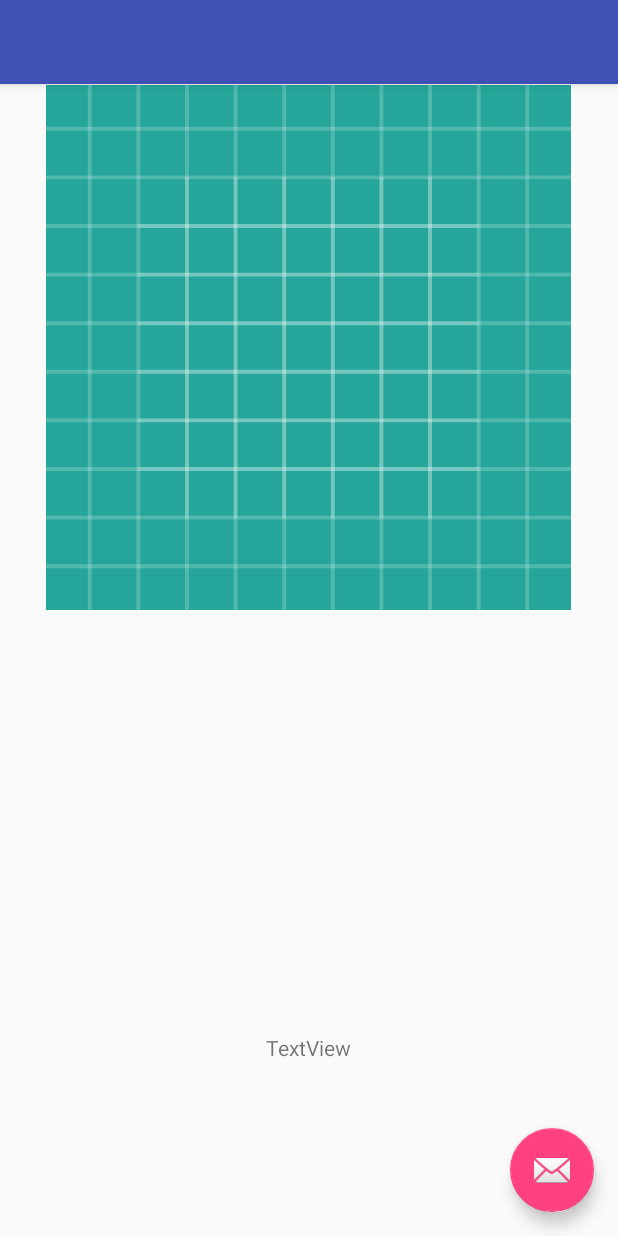
After one commit to niravjain/smartARt, an Android app: the ImageUploadActivity screen opened directly, with no data from a screen before it, on a phone screen of 412 x 824 dp. The commit adds this screen. Run offline under Robolectric (Android 15) with nearby library versions, the phone set to English and light mode, and no system bars; libraries missing offline, so code that uses them is left out: com.google.api.client, com.google.api.services; 1 statement that could not run was skipped.

Commit message:
Camera classification working

```diff
--- a/app/build.gradle
+++ b/app/build.gradle
@@ -27,6 +27,7 @@ dependencies {
     implementation 'com.android.support:appcompat-v7:27.1.1'
     implementation 'com.android.support:support-v4:27.1.1'
     implementation 'com.android.support.constraint:constraint-layout:1.1.0'
+    implementation 'com.android.support:design:27.1.1'
     testImplementation 'junit:junit:4.12'
     androidTestImplementation 'com.android.support.test:runner:1.0.1'
     androidTestImplementation 'com.android.support.test.espresso:espresso-core:3.0.1'
--- /dev/null
+++ b/app/src/main/java/com/smartart/app/ImageUploadActivity.java
@@ -0,0 +1,237 @@
+package com.smartart.app;
+
+import android.content.Context;
+import android.content.Intent;
+import android.graphics.Bitmap;
+import android.net.Uri;
+import android.os.AsyncTask;
+import android.os.Bundle;
+import android.provider.MediaStore;
+import android.support.design.widget.FloatingActionButton;
+import android.support.design.widget.Snackbar;
+import android.support.v7.app.AppCompatActivity;
+import android.support.v7.widget.Toolbar;
+import android.util.Log;
+import android.view.View;
+import android.widget.ImageView;
+import android.widget.TextView;
+import android.widget.Toast;
+
+import com.google.api.client.extensions.android.http.AndroidHttp;
+import com.google.api.client.googleapis.json.GoogleJsonResponseException;
+import com.google.api.client.http.HttpTransport;
+import com.google.api.client.json.JsonFactory;
+import com.google.api.client.json.gson.GsonFactory;
+import com.google.api.services.vision.v1.Vision;
+import com.google.api.services.vision.v1.VisionRequest;
+import com.google.api.services.vision.v1.VisionRequestInitializer;
+import com.google.api.services.vision.v1.model.AnnotateImageRequest;
+import com.google.api.services.vision.v1.model.BatchAnnotateImagesRequest;
+import com.google.api.services.vision.v1.model.BatchAnnotateImagesResponse;
+import com.google.api.services.vision.v1.model.EntityAnnotation;
+import com.google.api.services.vision.v1.model.Feature;
+import com.google.api.services.vision.v1.model.Image;
+
+import java.io.ByteArrayOutputStream;
+import java.io.IOException;
+import java.lang.ref.WeakReference;
+import java.util.ArrayList;
+import java.util.List;
+import java.util.Locale;
+
+public class ImageUploadActivity extends AppCompatActivity {
+
+    private static final int MAX_LABEL_RESULTS = 10;
+    private static final int MAX_DIMENSION = 1200;
+    private ImageView uploadImage;
+    public static TextView uploadResult;
+    private static final String CLOUD_VISION_API_KEY = "AIzaSyA4m3BlJJEs_E_XXJVWx7s9FgFOTmuLQiY";
+    private static final String ANDROID_CERT_HEADER = "X-Android-Cert";
+    private static final String ANDROID_PACKAGE_HEADER = "X-Android-Package";
+    public Context currentContext;
+    private static final String TAG = MainActivity.class.getSimpleName();
+
+    @Override
+    protected void onCreate(Bundle savedInstanceState) {
+        super.onCreate(savedInstanceState);
+        setContentView(R.layout.activity_image_upload);
+        uploadImage = findViewById(R.id.uploadImageView);
+        uploadResult = findViewById(R.id.resultTextView);
+        Intent callingIntent = getIntent();
+        Uri photoUri = Uri.parse(callingIntent.getStringExtra("PHOTO_URI"));
+        uploadImage(photoUri);
+    }
+
+    public void uploadImage(Uri uri) {
+        if (uri != null) {
+            try {
+                // scale the image to save on bandwidth
+                Bitmap bitmap =
+                        scaleBitmapDown(
+                                MediaStore.Images.Media.getBitmap(getContentResolver(), uri),
+                                MAX_DIMENSION);
+
+                callCloudVision(bitmap);
+                uploadImage.setImageBitmap(bitmap);
+
+            } catch (IOException e) {
+                Log.d(TAG, "Image picking failed because " + e.getMessage());
+                Toast.makeText(this, R.string.image_picker_error, Toast.LENGTH_LONG).show();
+            }
+        } else {
+            Log.d(TAG, "Image picker gave us a null image.");
+            Toast.makeText(this, R.string.image_picker_error, Toast.LENGTH_LONG).show();
+        }
+    }
+
+    private Bitmap scaleBitmapDown(Bitmap bitmap, int maxDimension) {
+
+        int originalWidth = bitmap.getWidth();
+        int originalHeight = bitmap.getHeight();
+        int resizedWidth = maxDimension;
+        int resizedHeight = maxDimension;
+
+        if (originalHeight > originalWidth) {
+            resizedHeight = maxDimension;
+            resizedWidth = (int) (resizedHeight * (float) originalWidth / (float) originalHeight);
+        } else if (originalWidth > originalHeight) {
+            resizedWidth = maxDimension;
+            resizedHeight = (int) (resizedWidth * (float) originalHeight / (float) originalWidth);
+        } else if (originalHeight == originalWidth) {
+            resizedHeight = maxDimension;
+            resizedWidth = maxDimension;
+        }
+        return Bitmap.createScaledBitmap(bitmap, resizedWidth, resizedHeight, false);
+    }
+
+    private void callCloudVision(final Bitmap bitmap) {
+        // Switch text to loading
+        uploadResult.setText(R.string.loading_message);
+
+        // Do the real work in an async task, because we need to use the network anyway
+        try {
+            AsyncTask<Object, Void, String> labelDetectionTask = new LableDetectionTask(this, prepareAnnotationRequest(bitmap));
+            labelDetectionTask.execute();
+        } catch (IOException e) {
+            Log.d(TAG, "failed to make API request because of other IOException " +
+                    e.getMessage());
+        }
+    }
+
+    private static String convertResponseToString(BatchAnnotateImagesResponse response) {
+        StringBuilder message = new StringBuilder("I found these things:\n\n");
+
+        List<EntityAnnotation> labels = response.getResponses().get(0).getLabelAnnotations();
+        if (labels != null) {
+            for (EntityAnnotation label : labels) {
+                message.append(String.format(Locale.US, "%.3f: %s", label.getScore(), label.getDescription()));
+                message.append("\n");
+            }
+        } else {
+            message.append("nothing");
+        }
+
+        return message.toString();
+    }
+
+    private Vision.Images.Annotate prepareAnnotationRequest(Bitmap bitmap) throws IOException {
+        HttpTransport httpTransport = AndroidHttp.newCompatibleTransport();
+        JsonFactory jsonFactory = GsonFactory.getDefaultInstance();
+
+        VisionRequestInitializer requestInitializer =
+                new VisionRequestInitializer(CLOUD_VISION_API_KEY) {
+                    /**
+                     * We override this so we can inject important identifying fields into the HTTP
+                     * headers. This enables use of a restricted cloud platform API key.
+                     */
+                    @Override
+                    protected void initializeVisionRequest(VisionRequest<?> visionRequest)
+                            throws IOException {
+                        super.initializeVisionRequest(visionRequest);
+
+                        String packageName = getPackageName();
+                        visionRequest.getRequestHeaders().set(ANDROID_PACKAGE_HEADER, packageName);
+
+                        String sig = PackageManagerUtils.getSignature(getPackageManager(), packageName);
+
+                        visionRequest.getRequestHeaders().set(ANDROID_CERT_HEADER, sig);
+                    }
+                };
+
+        Vision.Builder builder = new Vision.Builder(httpTransport, jsonFactory, null);
+        builder.setVisionRequestInitializer(requestInitializer);
+
+        Vision vision = builder.build();
+
+        BatchAnnotateImagesRequest batchAnnotateImagesRequest =
+                new BatchAnnotateImagesRequest();
+        batchAnnotateImagesRequest.setRequests(new ArrayList<AnnotateImageRequest>() {{
+            AnnotateImageRequest annotateImageRequest = new AnnotateImageRequest();
+
+            // Add the image
+            Image base64EncodedImage = new Image();
+            // Convert the bitmap to a JPEG
+            // Just in case it's a format that Android understands but Cloud Vision
+            ByteArrayOutputStream byteArrayOutputStream = new ByteArrayOutputStream();
+            bitmap.compress(Bitmap.CompressFormat.JPEG, 90, byteArrayOutputStream);
+            byte[] imageBytes = byteArrayOutputStream.toByteArray();
+
+            // Base64 encode the JPEG
+            base64EncodedImage.encodeContent(imageBytes);
+            annotateImageRequest.setImage(base64EncodedImage);
+
+            // add the features we want
+            annotateImageRequest.setFeatures(new ArrayList<Feature>() {{
+                Feature labelDetection = new Feature();
+                labelDetection.setType("LABEL_DETECTION");
+                labelDetection.setMaxResults(MAX_LABEL_RESULTS);
+                add(labelDetection);
+            }});
+
+            // Add the list of one thing to the request
+            add(annotateImageRequest);
+        }});
+
+        Vision.Images.Annotate annotateRequest =
+                vision.images().annotate(batchAnnotateImagesRequest);
+        // Due to a bug: requests to Vision API containing large images fail when GZipped.
+        annotateRequest.setDisableGZipContent(true);
+        Log.d(TAG, "created Cloud Vision request object, sending request");
+
+        return annotateRequest;
+    }
+
+
+    private static class LableDetectionTask extends AsyncTask<Object, Void, String> {
+        private final WeakReference<ImageUploadActivity> mActivityWeakReference;
+        private Vision.Images.Annotate mRequest;
+
+        LableDetectionTask(ImageUploadActivity activity, Vision.Images.Annotate annotate) {
+            mActivityWeakReference = new WeakReference<>(activity);
+            mRequest = annotate;
+        }
+
+        @Override
+        protected String doInBackground(Object... params) {
+            try {
+                Log.d(TAG, "created Cloud Vision request object, sending request");
+                BatchAnnotateImagesResponse response = mRequest.execute();
+                return convertResponseToString(response);
+
+            } catch (GoogleJsonResponseException e) {
+                Log.d(TAG, "failed to make API request because " + e.getContent());
+            } catch (IOException e) {
+                Log.d(TAG, "failed to make API request because of other IOException " +
+                        e.getMessage());
+            }
+            return "Cloud Vision API request failed. Check logs for details.";
+        }
+
+        protected void onPostExecute(String result) {
+            ImageUploadActivity activity = mActivityWeakReference.get();
+            if (activity != null && !activity.isFinishing()) {
+                uploadResult.setText(result);
+            }
+        }
+    }
+}
--- /dev/null
+++ b/app/src/main/res/layout/activity_image_upload.xml
@@ -0,0 +1,33 @@
+<?xml version="1.0" encoding="utf-8"?>
+<android.support.design.widget.CoordinatorLayout xmlns:android="http://schemas.android.com/apk/res/android"
+    xmlns:app="http://schemas.android.com/apk/res-auto"
+    xmlns:tools="http://schemas.android.com/tools"
+    android:layout_width="match_parent"
+    android:layout_height="match_parent"
+    tools:context=".ImageUploadActivity">
+
+    <android.support.design.widget.AppBarLayout
+        android:layout_width="match_parent"
+        android:layout_height="wrap_content"
+        android:theme="@style/AppTheme.AppBarOverlay">
+
+        <android.support.v7.widget.Toolbar
+            android:id="@+id/toolbar"
+            android:layout_width="match_parent"
+            android:layout_height="?attr/actionBarSize"
+            android:background="?attr/colorPrimary"
+            app:popupTheme="@style/AppTheme.PopupOverlay" />
+
+    </android.support.design.widget.AppBarLayout>
+
+    <include layout="@layout/content_image_upload" />
+
+    <android.support.design.widget.FloatingActionButton
+        android:id="@+id/fab"
+        android:layout_width="wrap_content"
+        android:layout_height="wrap_content"
+        android:layout_gravity="bottom|end"
+        android:layout_margin="@dimen/fab_margin"
+        app:srcCompat="@android:drawable/ic_dialog_email" />
+
+</android.support.design.widget.CoordinatorLayout>
--- /dev/null
+++ b/app/src/main/res/layout/content_image_upload.xml
@@ -0,0 +1,27 @@
+<?xml version="1.0" encoding="utf-8"?>
+<RelativeLayout xmlns:android="http://schemas.android.com/apk/res/android"
+    xmlns:app="http://schemas.android.com/apk/res-auto"
+    xmlns:tools="http://schemas.android.com/tools"
+    android:layout_width="match_parent"
+    android:layout_height="match_parent"
+    app:layout_behavior="@string/appbar_scrolling_view_behavior"
+    tools:context=".ImageUploadActivity"
+    tools:showIn="@layout/activity_image_upload">
+
+    <ImageView
+        android:id="@+id/uploadImageView"
+        android:layout_width="350dp"
+        android:layout_height="351dp"
+        android:layout_alignParentTop="true"
+        android:layout_centerHorizontal="true"
+        app:srcCompat="@drawable/ic_launcher_background" />
+
+    <TextView
+        android:id="@+id/resultTextView"
+        android:layout_width="wrap_content"
+        android:layout_height="wrap_content"
+        android:layout_alignParentBottom="true"
+        android:layout_centerHorizontal="true"
+        android:layout_marginBottom="116dp"
+        android:text="TextView" />
+</RelativeLayout>
--- /dev/null
+++ b/app/src/main/res/values/dimens.xml
@@ -0,0 +1,3 @@
+<resources>
+    <dimen name="fab_margin">16dp</dimen>
+</resources>
--- a/app/src/main/res/values/strings.xml
+++ b/app/src/main/res/values/strings.xml
@@ -5,4 +5,5 @@
     <string name="dummy_content">DUMMY\nCONTENT</string>
     <string name="image_picker_error">Something is wrong with that image. Pick a different one please.</string>
     <string name="loading_message">Uploading image. Please wait.</string>
+    <string name="title_activity_image_upload">ImageUploadActivity</string>
 </resources>
--- a/app/src/main/res/values/styles.xml
+++ b/app/src/main/res/values/styles.xml
@@ -20,4 +20,13 @@
         <item name="android:background">@color/black_overlay</item>
     </style>
 
+    <style name="AppTheme.NoActionBar">
+        <item name="windowActionBar">false</item>
+        <item name="windowNoTitle">true</item>
+    </style>
+
+    <style name="AppTheme.AppBarOverlay" parent="ThemeOverlay.AppCompat.Dark.ActionBar" />
+
+    <style name="AppTheme.PopupOverlay" parent="ThemeOverlay.AppCompat.Light" />
+
 </resources>
```
Also changed, not shown: app/src/main/AndroidManifest.xml (+7 -2 lines), app/src/main/java/com/smartart/app/MainActivity.java (+4 -28 lines), app/src/main/java/com/smartart/app/PackageManagerUtils.java (added, +50 -0 lines).
